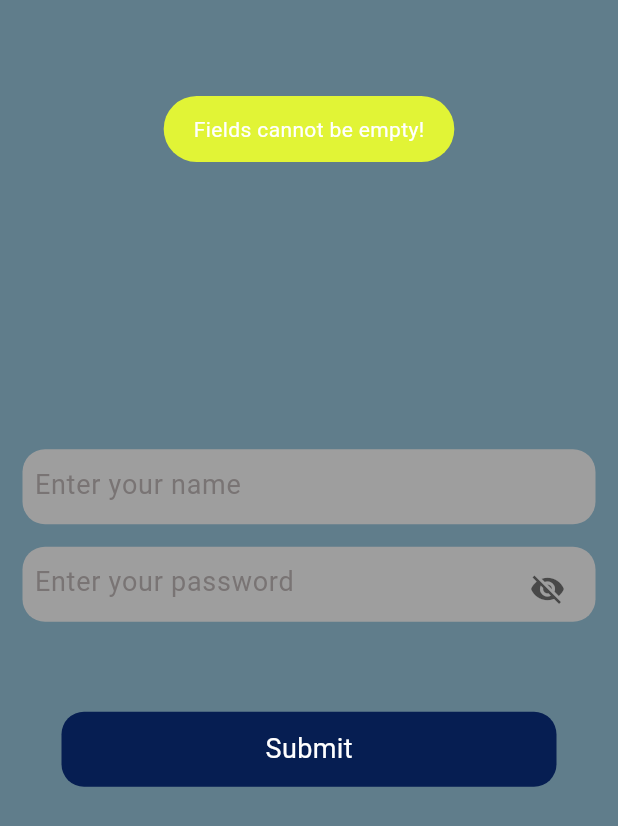
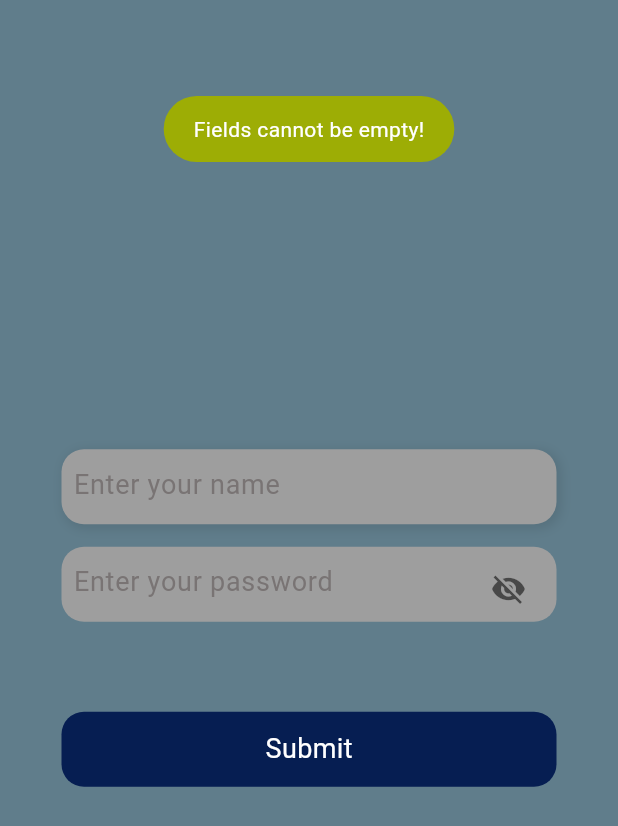
Before and after one commit to ZunairaMughal24/first_trial, a Flutter app: the screen it shows after launch, after a tap on "Submit", on a phone screen of 412 x 824 dp. Shown: the top 826 px of the screen. Run offline on Flutter 3.47's test engine with Material 3 defaults, Android fonts, the phone set to English and light mode, and no system bars; our stand-ins replace fluttertoast.

Commit message:
Update BeautifulView.dart

```diff
--- a/lib/widgets/BeautifulView.dart
+++ b/lib/widgets/BeautifulView.dart
@@ -25,7 +25,7 @@ class _BeautifulViewState extends State<BeautifulView> {
       log("Fields cannot be empty!");
       Fluttertoast.showToast(
         msg: "Fields cannot be empty!",
-        backgroundColor: const Color.fromARGB(255, 225, 244, 54),
+        backgroundColor: const Color.fromARGB(255, 157, 173, 5),
         gravity: ToastGravity.TOP,
       );
       return;
@@ -35,7 +35,7 @@ class _BeautifulViewState extends State<BeautifulView> {
     if (RegExp(r'[^a-zA-Z0-9 ]').hasMatch(name)) {
       log("Name contains special characters!");
       Fluttertoast.showToast(
-        msg: "Special characters are not allowed!",
+        msg: "Special characters are not allowed in Name!",
         backgroundColor: Colors.red,
         gravity: ToastGravity.TOP,
       );
@@ -77,8 +77,17 @@ class _BeautifulViewState extends State<BeautifulView> {
                 decoration: BoxDecoration(
                   borderRadius: BorderRadius.circular(15),
                   color: Colors.grey,
+                  boxShadow: [
+                    BoxShadow(
+                      color: Colors.black.withOpacity(0.1),
+                      spreadRadius: 1,
+                      blurRadius: 6,
+                      offset: Offset(2, 2),
+                    ),
+                  ],
                 ),
                 height: 50,
+                   width: 330,
                 child: Padding(
                   padding: const EdgeInsets.all(8.0),
                   child: TextField(
@@ -104,6 +113,7 @@ class _BeautifulViewState extends State<BeautifulView> {
                   color: Colors.grey,
                 ),
                 height: 50,
+                   width: 330,
                 child: Padding(
                   padding: const EdgeInsets.all(8.0),
                   child: TextField(
```
